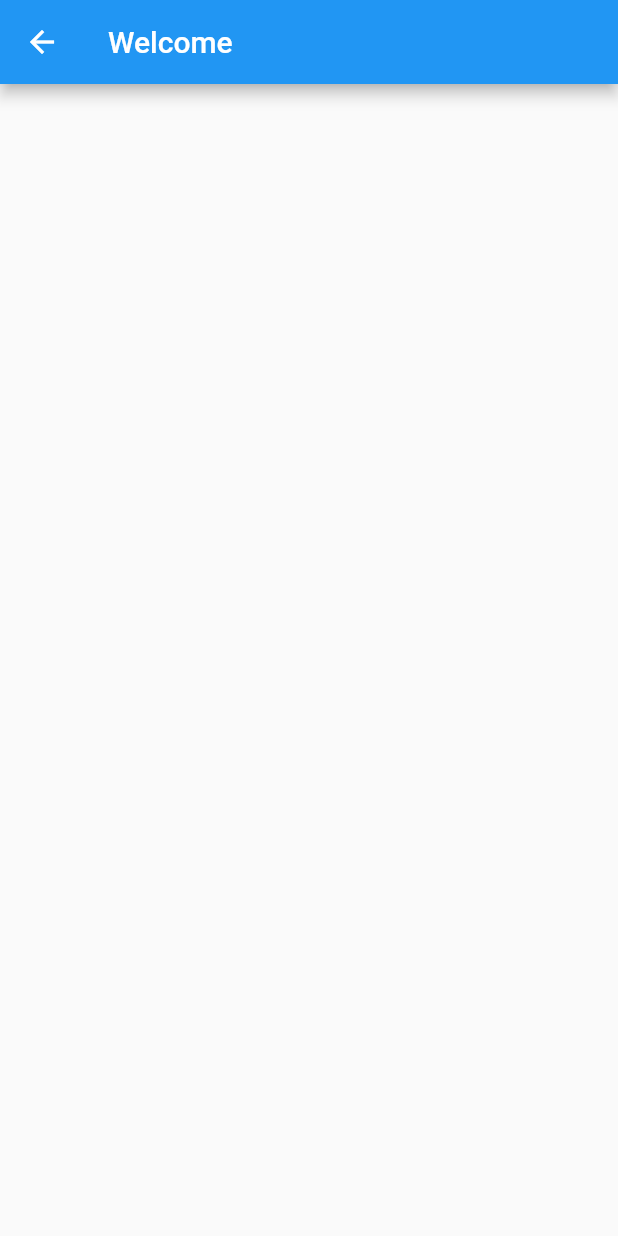
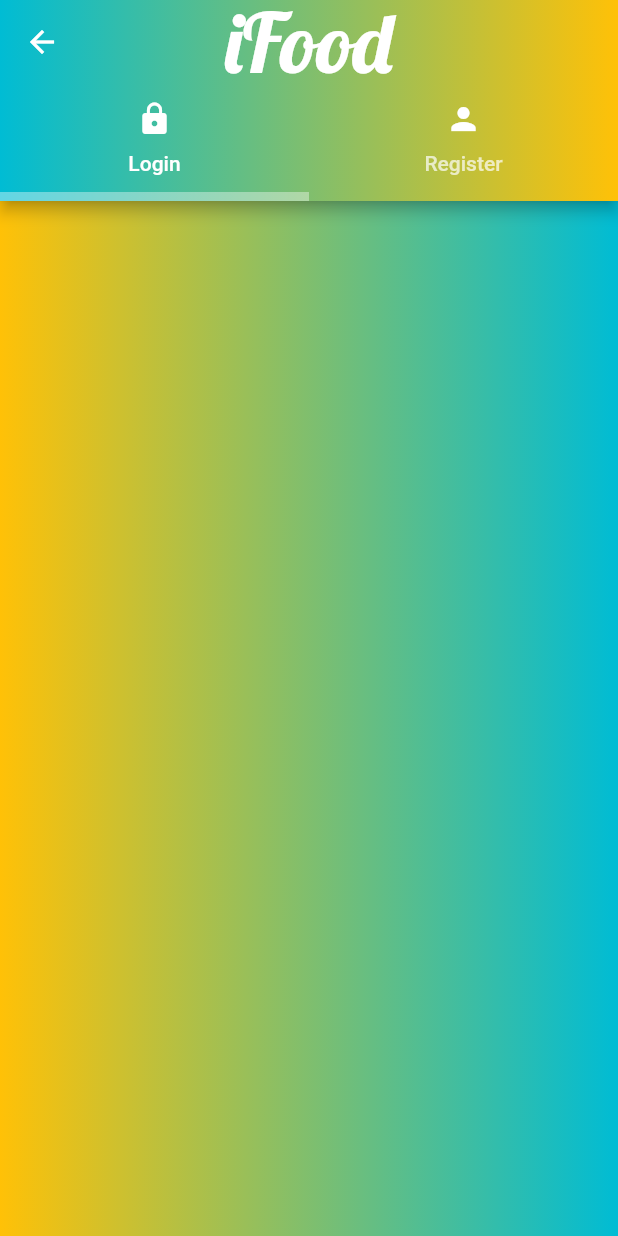
Before and after one commit to HassanrazaBhatti/ipanda, a Flutter app: the AuthScreen screen opened directly, on a phone screen of 412 x 824 dp. Run offline on Flutter 3.47's test engine with Material 2 defaults, Android fonts, the phone set to English and light mode, and no system bars.

Commit message:
created auth screens

```diff
--- a/lib/auth/auth_screen.dart
+++ b/lib/auth/auth_screen.dart
@@ -10,10 +10,62 @@ class AuthScreen extends StatefulWidget {
 class _AuthScreenState extends State<AuthScreen> {
   @override
   Widget build(BuildContext context) {
-    return Scaffold(
-      appBar: AppBar(
-        title: Text("Welcome"),
-      ),
-    );
+    return DefaultTabController(
+        length: 2,
+        child: Scaffold(
+          appBar: AppBar(
+            flexibleSpace: Container(
+          decoration: const BoxDecoration(
+            gradient: LinearGradient(
+              colors: [
+                Colors.cyan,
+                Colors.amber
+              ],
+              begin:  FractionalOffset(0.0, 0.0),
+              end:  FractionalOffset(1.0, 0.0),
+              stops: [0.0, 1.0],
+              tileMode: TileMode.clamp
+            )
+          ),
+            ),
+            title: const Text(
+              "iFood",
+              style: TextStyle(
+                fontSize: 55,
+                color: Colors.white,
+                fontFamily: "Lobster",
+              ),
+            ),
+            centerTitle: true,
+            bottom: const TabBar(
+                tabs: [
+                  Tab(
+                    icon: Icon(Icons.lock,color: Colors.white,),
+                    text: "Login",
+                  ),
+                  Tab(
+                    icon: Icon(Icons.person,color: Colors.white,),
+                    text: "Register",
+                  )
+                ],
+            indicatorColor: Colors.white38,
+              indicatorWeight: 6,
+            ),
+          ),
+          body: Container(
+            decoration: const BoxDecoration(
+              gradient: const LinearGradient(
+                  colors: [
+                    Colors.amber,
+                    Colors.cyan,
+                  ])
+            ),
+            child: TabBarView(
+              children: [
+
+              ],
+            ),
+          ),
+        ));
   }
 }
--- /dev/null
+++ b/lib/auth/login_screen.dart
@@ -0,0 +1,15 @@
+import 'package:flutter/material.dart';
+
+class LoginScreen extends StatefulWidget {
+  const LoginScreen({Key? key}) : super(key: key);
+
+  @override
+  _LoginScreenState createState() => _LoginScreenState();
+}
+
+class _LoginScreenState extends State<LoginScreen> {
+  @override
+  Widget build(BuildContext context) {
+    return Container();
+  }
+}
--- a/lib/splashScreen/splash_screen.dart
+++ b/lib/splashScreen/splash_screen.dart
@@ -13,7 +13,7 @@ class MySplashScreen extends StatefulWidget {
 class _MySplashScreenState extends State<MySplashScreen> {
 
   setTimer(){
-    Timer(const Duration(seconds: 68), () async{
+    Timer(const Duration(seconds: 8), () async{
       Navigator.push(context, MaterialPageRoute(builder: (c)=> const AuthScreen()));
     });
   }
```
